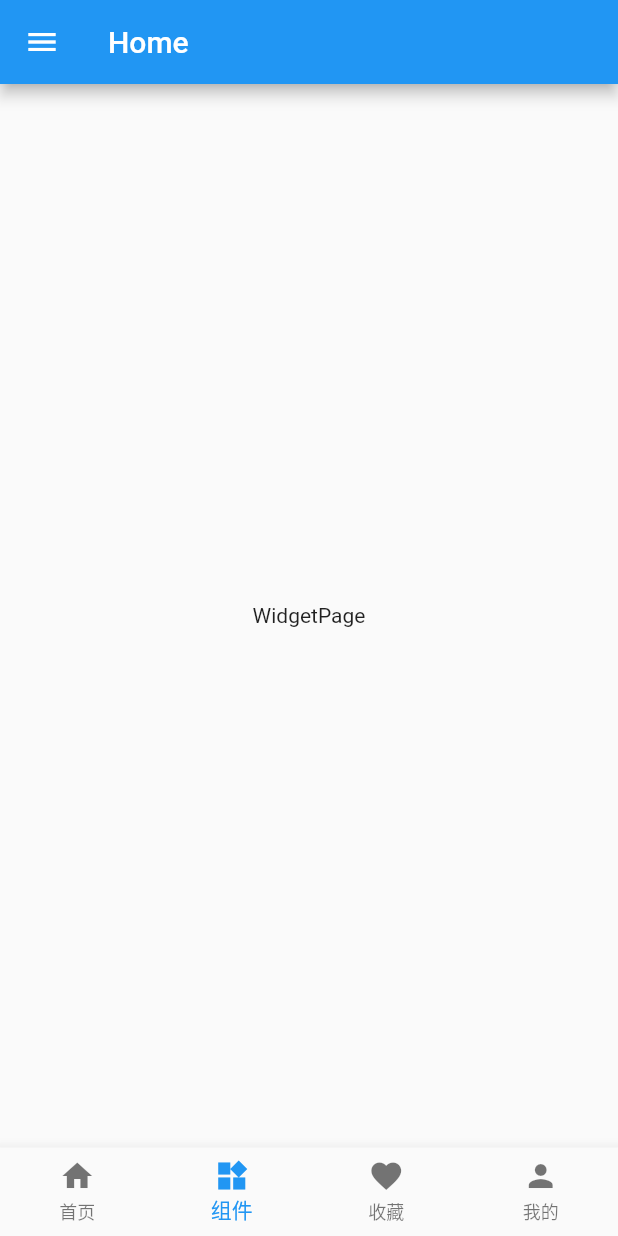
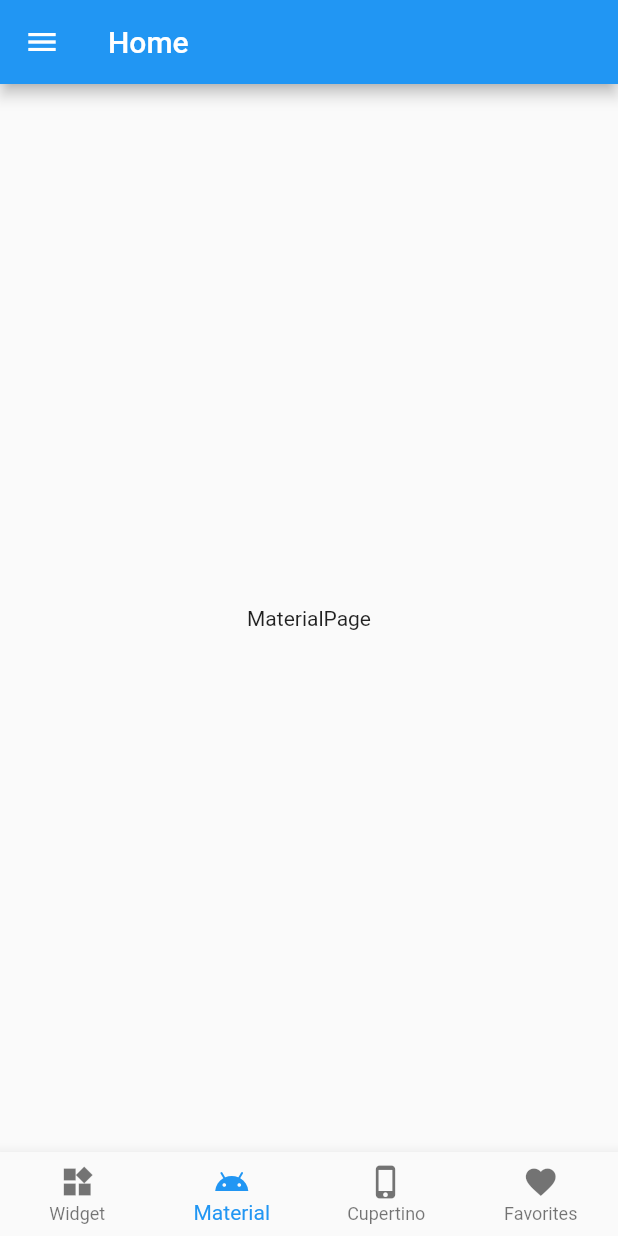
Before and after one commit to Code4GL/flutter_show, a Flutter app: the screen it shows after launch, item 2 of the bottom bar chosen, on a phone screen of 412 x 824 dp. Run offline on Flutter 3.47's test engine with Material 2 defaults, Android fonts, the phone set to English and light mode, and no system bars.

```diff
--- a/lib/pages/app.dart
+++ b/lib/pages/app.dart
@@ -1,10 +1,11 @@
 import 'package:flutter/material.dart';
 
-import 'home/home.dart';
 import 'widget/widget.dart';
+import 'material/material.dart';
+import 'cupertino/cupertino.dart';
 import 'favorites/favorites.dart';
-import 'mine/mine.dart';
 import 'about/about.dart';
+import 'widget/button.dart';
 
 class App extends StatefulWidget {
   App({Key key}) : super(key: key);
@@ -16,10 +17,10 @@ class App extends StatefulWidget {
 class _AppState extends State<App> {
   int _selectedIndex = 0;
   static List<Widget> _widgetOptions = <Widget>[
-    HomePage(),
     WidgetPage(),
+    MaterialPage(),
+    CupertinoPage(),
     FavouritesPage(),
-    MinePage(),
   ];
 
   void _changeItem(int index){
@@ -48,20 +49,23 @@ class _AppState extends State<App> {
           onTap: _changeItem,
           items: [
             BottomNavigationBarItem(
-              icon: Icon(Icons.home),
-              title: Text('首页')),
+              icon: Icon(Icons.widgets),
+              title: Text('Widget')),
             BottomNavigationBarItem(
-              icon: Icon(Icons.widgets),
-              title: Text('组件')),
+              icon: Icon(Icons.android),
+              title: Text('Material')),
+            BottomNavigationBarItem(
+              icon: Icon(Icons.phone_iphone),
+              title: Text('Cupertino')),
             BottomNavigationBarItem(
               icon: Icon(Icons.favorite),
-              title: Text('收藏')),
-            BottomNavigationBarItem(
-              icon: Icon(Icons.person),
-              title: Text('我的'))
+              title: Text('Favorites')),
             ],
         ),
       ),
+      // routes: <String,WidgetBuilder>{
+      //   '/btn':(BuildContext context) => new ButtonPage(),
+      // },
     );
   }
 }
--- a/lib/pages/mine/mine.dart
+++ b/lib/pages/cupertino/cupertino.dart
@@ -1,11 +1,11 @@
 import 'package:flutter/material.dart';
 
-class MinePage extends StatelessWidget {
+class CupertinoPage extends StatelessWidget {
   // This widget is the root of your application.
   @override
   Widget build(BuildContext context) {
     return Center(
-      child: Text("MinePage"),
+      child: Text("CupertinoPage"),
     );
   }
 }
--- a/lib/pages/home/home.dart
+++ b/lib/pages/material/material.dart
@@ -1,10 +1,10 @@
 import 'package:flutter/material.dart';
 
-class HomePage extends StatelessWidget {
+class MaterialPage extends StatelessWidget {
   @override
   Widget build(BuildContext context) {
     return Center(
-      child: Text("HomePage"),
+      child: Text("MaterialPage"),
     );
   }
 }
```
Also changed, not shown: lib/pages/widget/button.dart (added, +18 -0 lines), lib/pages/widget/widget.dart (+25 -1 lines).
